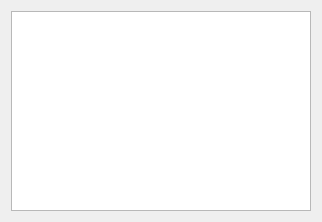
Old version of the form image_widget.ui in the repository PicciMario/iPhone-Backup-Analyzer-2.
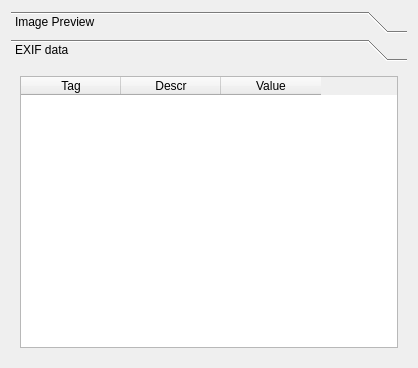
New version of the form. The open tabs and pages were chosen to show the change.

Commit message: image viewer, context menu, various

The edit to the form file:
```diff
--- a/image_widget.ui
+++ b/image_widget.ui
@@ -6,22 +6,111 @@
    <rect>
     <x>0</x>
     <y>0</y>
-    <width>318</width>
-    <height>218</height>
+    <width>418</width>
+    <height>368</height>
    </rect>
   </property>
+  <property name="sizePolicy">
+   <sizepolicy hsizetype="Preferred" vsizetype="Preferred">
+    <horstretch>0</horstretch>
+    <verstretch>0</verstretch>
+   </sizepolicy>
+  </property>
   <property name="windowTitle">
    <string>Form</string>
   </property>
-  <layout class="QHBoxLayout" name="horizontalLayout">
+  <layout class="QHBoxLayout" name="horizontalLayout_3">
    <item>
-    <widget class="QGraphicsView" name="imageView">
+    <widget class="QToolBox" name="toolBox">
+     <property name="sizePolicy">
+      <sizepolicy hsizetype="Expanding" vsizetype="Expanding">
+       <horstretch>0</horstretch>
+       <verstretch>0</verstretch>
+      </sizepolicy>
+     </property>
      <property name="minimumSize">
       <size>
-       <width>300</width>
-       <height>200</height>
+       <width>0</width>
+       <height>0</height>
       </size>
      </property>
+     <property name="baseSize">
+      <size>
+       <width>0</width>
+       <height>0</height>
+      </size>
+     </property>
+     <property name="currentIndex">
+      <number>0</number>
+     </property>
+     <widget class="QWidget" name="page1">
+      <property name="geometry">
+       <rect>
+        <x>0</x>
+        <y>0</y>
+        <width>400</width>
+        <height>296</height>
+       </rect>
+      </property>
+      <attribute name="label">
+       <string>Image Preview</string>
+      </attribute>
+      <layout class="QHBoxLayout" name="horizontalLayout">
+       <item>
+        <widget class="QLabel" name="imageLabel">
+         <property name="text">
+          <string/>
+         </property>
+        </widget>
+       </item>
+      </layout>
+     </widget>
+     <widget class="QWidget" name="page_2">
+      <property name="geometry">
+       <rect>
+        <x>0</x>
+        <y>0</y>
+        <width>400</width>
+        <height>296</height>
+       </rect>
+      </property>
+      <attribute name="label">
+       <string>EXIF data</string>
+      </attribute>
+      <layout class="QHBoxLayout" name="horizontalLayout_2">
+       <item>
+        <widget class="QTableWidget" name="exifTable">
+         <property name="alternatingRowColors">
+          <bool>true</bool>
+         </property>
+         <property name="horizontalScrollMode">
+          <enum>QAbstractItemView::ScrollPerPixel</enum>
+         </property>
+         <property name="rowCount">
+          <number>0</number>
+         </property>
+         <property name="columnCount">
+          <number>3</number>
+         </property>
+         <column>
+          <property name="text">
+           <string>Tag</string>
+          </property>
+         </column>
+         <column>
+          <property name="text">
+           <string>Descr</string>
+          </property>
+         </column>
+         <column>
+          <property name="text">
+           <string>Value</string>
+          </property>
+         </column>
+        </widget>
+       </item>
+      </layout>
+     </widget>
     </widget>
    </item>
   </layout>
```
Left out of the diff: 2 changed lines with no effect on the pictures. The commit also changes 2 other files.
